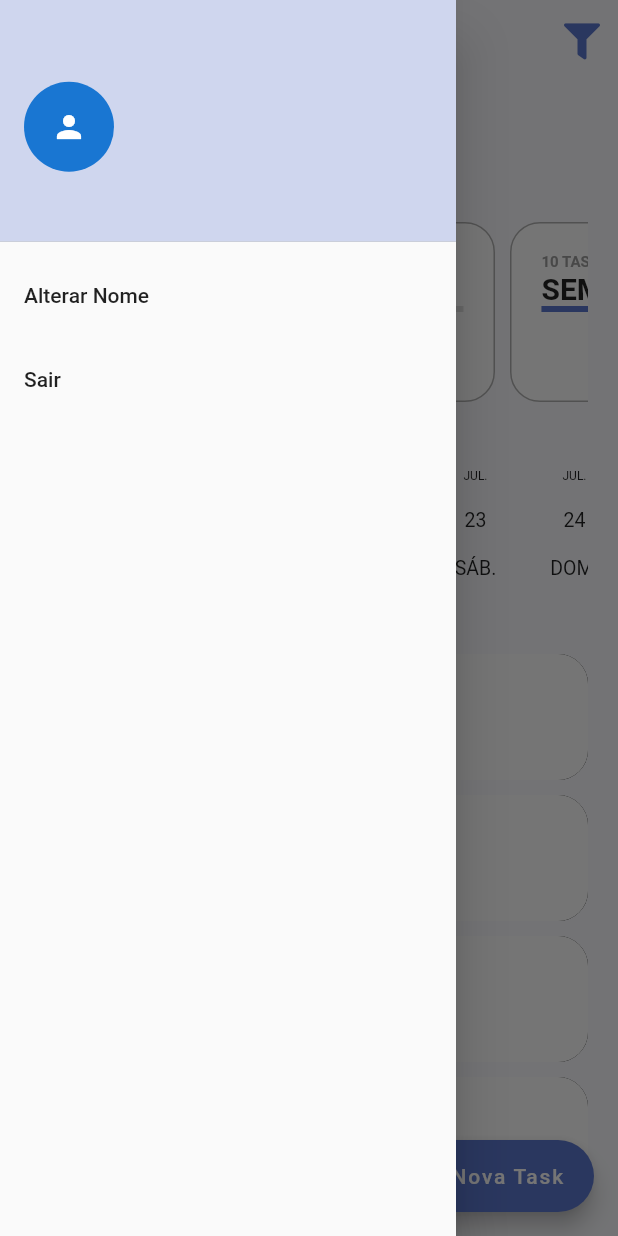
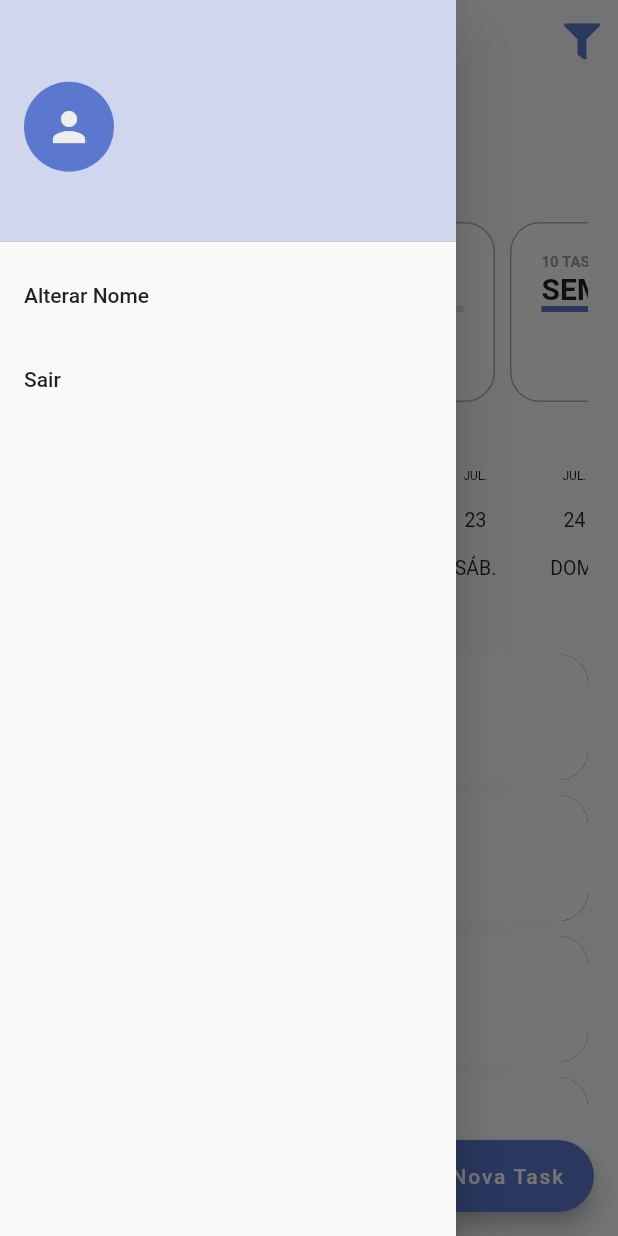
Before and after one commit to alvaroreis/todo-list-provider, a Flutter app: the screen it shows once a user with an empty profile is signed in, with the side drawer open, on a phone screen of 412 x 824 dp. Run offline on Flutter 3.47's test engine with Material 2 defaults, Android fonts, the phone set to English and light mode, and no system bars; drawn by our look-alikes of date_picker_timeline; our stand-ins replace firebase_auth, firebase_core, flutter_signin_button, google_fonts, google_sign_in, sqflite and 1 more; missing offline and left inert: flutter_overlay_loader, validatorless; accounts and stored records are empty; generated files the repository leaves out were written again; Roboto replaces fonts that are missing (Mandali).

Commit message:
refactor: update circle avatar in drawer

```diff
--- a/lib/app/modules/home/widgets/home_drawer.dart
+++ b/lib/app/modules/home/widgets/home_drawer.dart
@@ -32,9 +32,14 @@ class HomeDrawer extends StatelessWidget {
                     const radius = 30.0;
                     return Visibility(
                       visible: hasPhoto,
-                      replacement: const CircleAvatar(
+                      replacement: CircleAvatar(
                         radius: radius,
-                        child: Icon(Icons.person),
+                        backgroundColor: context.primaryColor,
+                        child: Icon(
+                          Icons.person,
+                          size: 32,
+                          color: Colors.grey.shade200,
+                        ),
                       ),
                       child: CircleAvatar(
                         backgroundImage: NetworkImage(photoURL),
```
